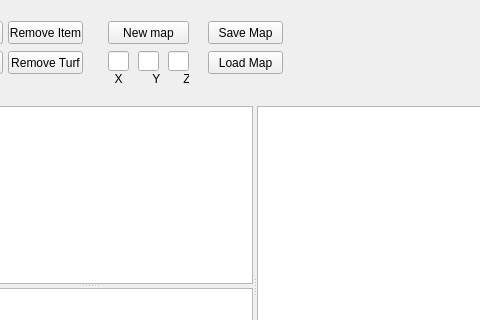
This is Sources/mapeditorform.ui in griefly/griefly as Qt 5 draws it before an edit; both pictures show x 93 to 573 and y 0 to 320 of the 696 by 486 pixel window. The edited form follows.
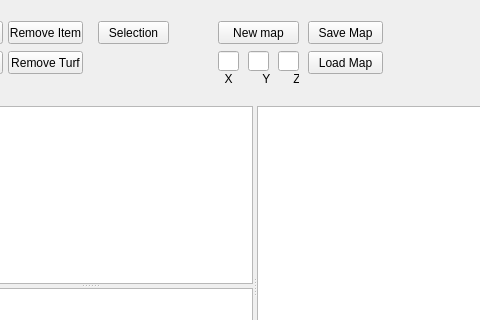
This is the edited form.

What changed in the file:
```diff
--- a/Sources/mapeditorform.ui
+++ b/Sources/mapeditorform.ui
@@ -59,7 +59,7 @@
        <widget class="QPushButton" name="newMap">
         <property name="geometry">
          <rect>
-          <x>190</x>
+          <x>300</x>
           <y>10</y>
           <width>81</width>
           <height>23</height>
@@ -72,7 +72,7 @@
        <widget class="QLineEdit" name="posxEdit">
         <property name="geometry">
          <rect>
-          <x>190</x>
+          <x>300</x>
           <y>40</y>
           <width>21</width>
           <height>20</height>
@@ -82,7 +82,7 @@
        <widget class="QLineEdit" name="posyEdit">
         <property name="geometry">
          <rect>
-          <x>220</x>
+          <x>330</x>
           <y>40</y>
           <width>21</width>
           <height>20</height>
@@ -92,7 +92,7 @@
        <widget class="QLineEdit" name="poszEdit">
         <property name="geometry">
          <rect>
-          <x>250</x>
+          <x>360</x>
           <y>40</y>
           <width>21</width>
           <height>20</height>
@@ -102,7 +102,7 @@
        <widget class="QLabel" name="xyz_label">
         <property name="geometry">
          <rect>
-          <x>190</x>
+          <x>300</x>
           <y>60</y>
           <width>81</width>
           <height>16</height>
@@ -141,7 +141,7 @@
        <widget class="QPushButton" name="saveMap">
         <property name="geometry">
          <rect>
-          <x>290</x>
+          <x>390</x>
           <y>10</y>
           <width>75</width>
           <height>23</height>
@@ -154,7 +154,7 @@
        <widget class="QPushButton" name="loadMap">
         <property name="geometry">
          <rect>
-          <x>290</x>
+          <x>390</x>
           <y>40</y>
           <width>75</width>
           <height>23</height>
@@ -164,6 +164,19 @@
          <string>Load Map</string>
         </property>
        </widget>
+       <widget class="QPushButton" name="beginSelection">
+        <property name="geometry">
+         <rect>
+          <x>180</x>
+          <y>10</y>
+          <width>71</width>
+          <height>23</height>
+         </rect>
+        </property>
+        <property name="text">
+         <string>Selection</string>
+        </property>
+       </widget>
       </widget>
      </item>
      <item>
```
